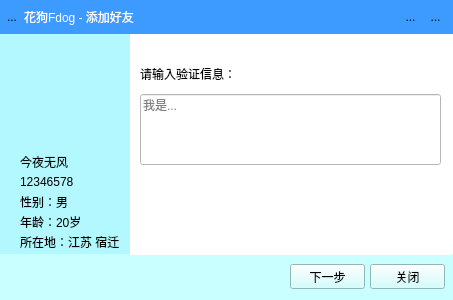
This is Fdogpc/addfriend.ui in HuaGouFdog/FdogInstantMessaging as Qt 5 draws it before an edit. The edited form follows.
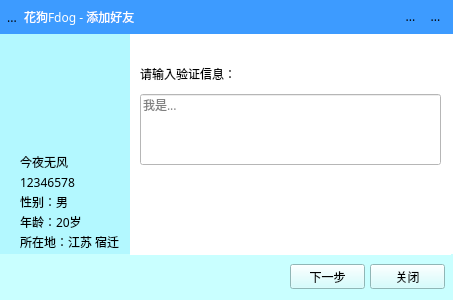
This is the edited form. Icons and pictures are not drawn.

The edit to the form file:
```diff
--- a/Fdogpc/addfriend.ui
+++ b/Fdogpc/addfriend.ui
@@ -14,7 +14,10 @@
    <string>Form</string>
   </property>
   <property name="styleSheet">
-   <string notr="true">#Addfriend{
+   <string notr="true">*{font-family:Microsoft YaHei;
+
+}
+#Addfriend{
 background-color: rgb(61, 155, 255);
 }</string>
   </property>
@@ -70,6 +73,13 @@
          <height>34</height>
         </size>
        </property>
+       <property name="font">
+        <font>
+         <family>Microsoft YaHei</family>
+         <pointsize>9</pointsize>
+         <stylestrategy>PreferAntialias</stylestrategy>
+        </font>
+       </property>
        <property name="styleSheet">
         <string notr="true">color: rgb(255, 255, 255);</string>
        </property>
@@ -205,6 +215,12 @@
          <height>16</height>
         </rect>
        </property>
+       <property name="font">
+        <font>
+         <family>Microsoft YaHei</family>
+         <stylestrategy>PreferAntialias</stylestrategy>
+        </font>
+       </property>
        <property name="text">
         <string>12346578</string>
        </property>
@@ -231,6 +247,12 @@
          <height>16</height>
         </rect>
        </property>
+       <property name="font">
+        <font>
+         <family>Microsoft YaHei</family>
+         <stylestrategy>PreferAntialias</stylestrategy>
+        </font>
+       </property>
        <property name="text">
         <string>年龄：20岁</string>
        </property>
@@ -244,6 +266,12 @@
          <height>16</height>
         </rect>
        </property>
+       <property name="font">
+        <font>
+         <family>Microsoft YaHei</family>
+         <stylestrategy>PreferAntialias</stylestrategy>
+        </font>
+       </property>
        <property name="text">
         <string>所在地：江苏 宿迁</string>
        </property>
@@ -332,6 +360,12 @@
           <height>71</height>
          </rect>
         </property>
+        <property name="font">
+         <font>
+          <family>Microsoft YaHei</family>
+          <stylestrategy>PreferAntialias</stylestrategy>
+         </font>
+        </property>
         <property name="alignment">
          <set>Qt::AlignLeading|Qt::AlignLeft|Qt::AlignTop</set>
         </property>
```
Left out of the diff: 45 changed lines with no effect on the pictures.
